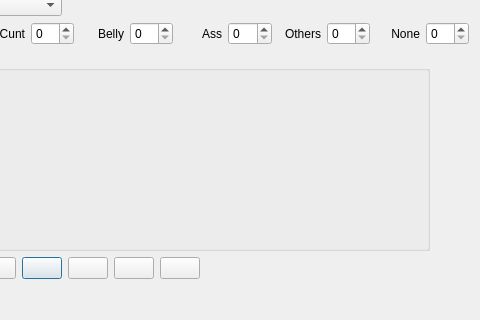
hwmay/pordb3, file pordb_neu.ui: the form before one commit; both pictures show x 627 to 1107 and y 196 to 516 of the 1107 by 516 pixel window.
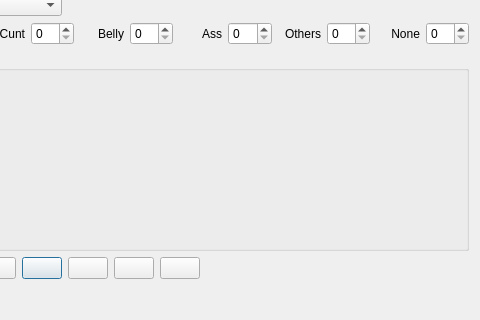
The form after the commit. Icons and pictures are not drawn.

Commit message: Redesign New screen

What changed in the file:
```diff
--- a/pordb_neu.ui
+++ b/pordb_neu.ui
@@ -472,34 +472,6 @@
    </item>
    <item row="3" column="1">
     <layout class="QFormLayout" name="formLayout_5">
-     <item row="0" column="0">
-      <widget class="QGroupBox" name="groupBox_2">
-       <property name="minimumSize">
-        <size>
-         <width>500</width>
-         <height>200</height>
-        </size>
-       </property>
-       <property name="title">
-        <string>Image</string>
-       </property>
-       <layout class="QFormLayout" name="formLayout">
-        <property name="fieldGrowthPolicy">
-         <enum>QFormLayout::ExpandingFieldsGrow</enum>
-        </property>
-        <item row="0" column="0">
-         <widget class="QLabel" name="labelNeuBildanzeige">
-          <property name="whatsThis">
-           <string>Preview</string>
-          </property>
-          <property name="text">
-           <string/>
-          </property>
-         </widget>
-        </item>
-       </layout>
-      </widget>
-     </item>
      <item row="1" column="0">
       <layout class="QHBoxLayout" name="horizontalLayout">
        <item>
@@ -632,6 +604,34 @@
        </item>
       </layout>
      </item>
+     <item row="0" column="0" colspan="2">
+      <widget class="QGroupBox" name="groupBox_2">
+       <property name="minimumSize">
+        <size>
+         <width>500</width>
+         <height>200</height>
+        </size>
+       </property>
+       <property name="title">
+        <string>Image</string>
+       </property>
+       <layout class="QFormLayout" name="formLayout">
+        <property name="fieldGrowthPolicy">
+         <enum>QFormLayout::ExpandingFieldsGrow</enum>
+        </property>
+        <item row="0" column="0">
+         <widget class="QLabel" name="labelNeuBildanzeige">
+          <property name="whatsThis">
+           <string>Preview</string>
+          </property>
+          <property name="text">
+           <string/>
+          </property>
+         </widget>
+        </item>
+       </layout>
+      </widget>
+     </item>
     </layout>
    </item>
    <item row="0" column="0" colspan="2">
```
The commit also changes 1 other file.
